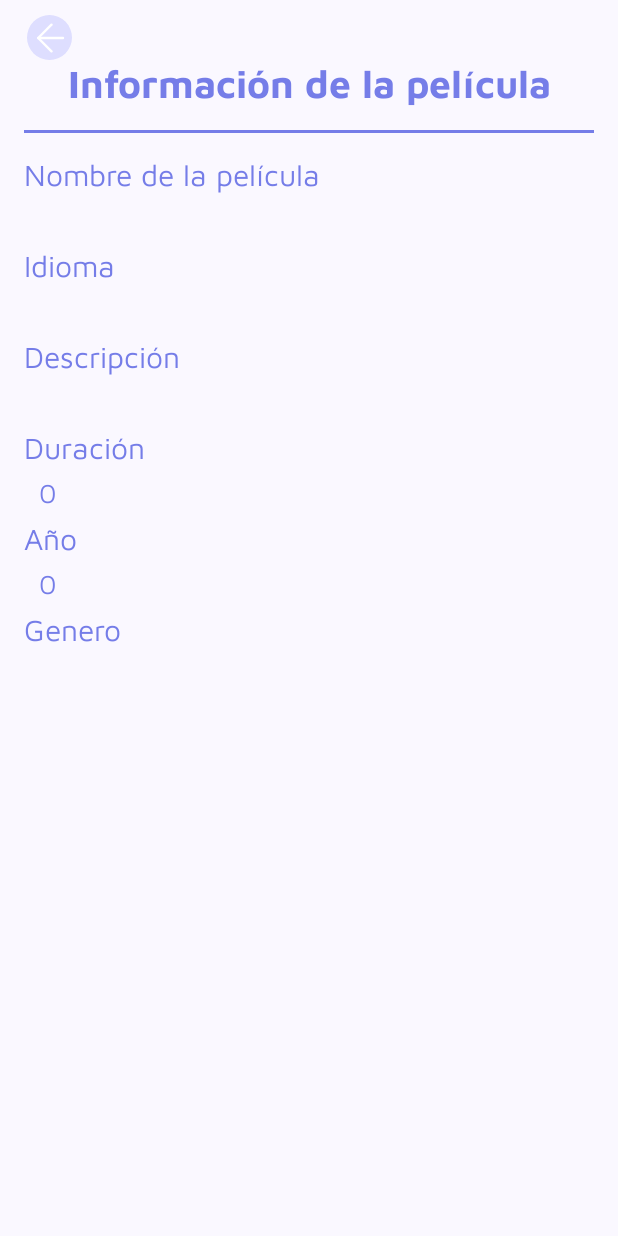
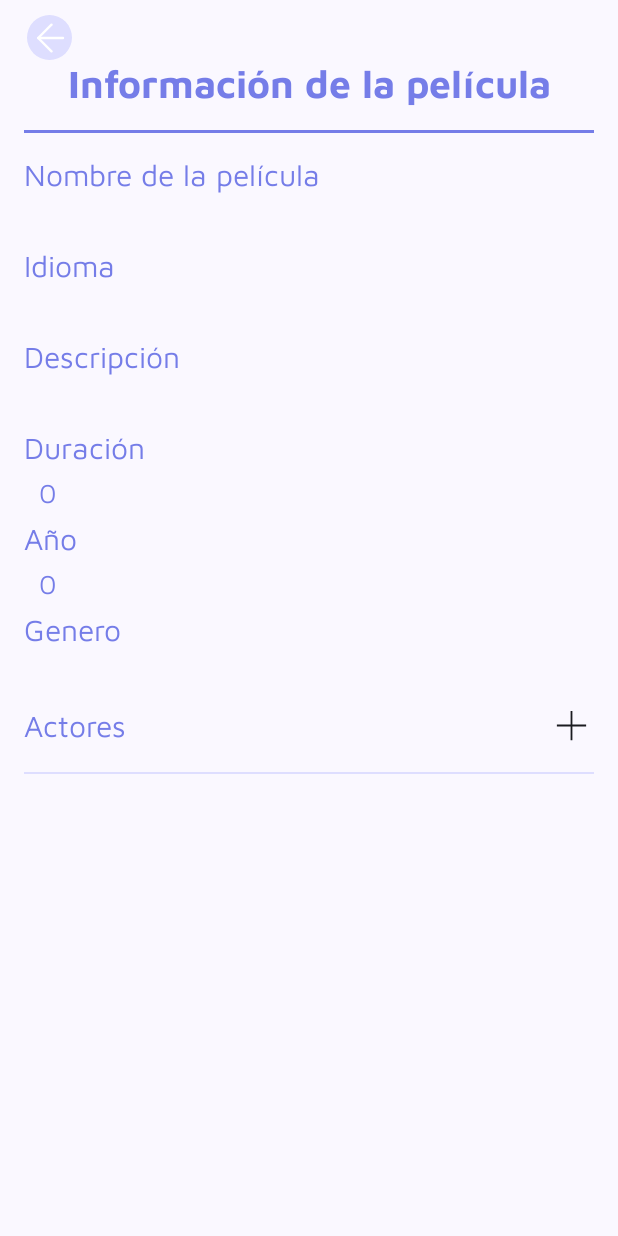
Before and after one commit to Pulido1307/PokedexPulidoPrueba, an Android app built with Jetpack Compose: the InfoMoviesScreen screen opened through its navigation route, on a phone screen of 412 x 824 dp. Run offline under Robolectric (Android 15) with nearby library versions, the phone set to English and light mode, and no system bars; our stand-ins replace Dagger/Hilt's generated code, Firebase (no records; nobody signed in at launch, a user with empty details on screens opened directly); 2 statements that could not run were skipped.

Commit message:
vincular actor con movie

```diff
--- a/app/src/main/java/com/antonio/pulido/pokedexpulido/domain/pivotes/Actuar.kt
+++ b/app/src/main/java/com/antonio/pulido/pokedexpulido/domain/pivotes/Actuar.kt
@@ -1,4 +1,4 @@
-package com.tec.crudbasededatos.domain.models.pivotes
+package com.antonio.pulido.pokedexpulido.domain.pivotes
 
 data class Actuar(
     val idActuar:String? ="",
--- /dev/null
+++ b/app/src/main/java/com/antonio/pulido/pokedexpulido/ui/composables/items/ItemInfo.kt
@@ -0,0 +1,97 @@
+package com.antonio.pulido.pokedexpulido.ui.composables.items
+
+import androidx.compose.foundation.clickable
+import androidx.compose.foundation.layout.Arrangement
+import androidx.compose.foundation.layout.Column
+import androidx.compose.foundation.layout.Row
+import androidx.compose.foundation.layout.Spacer
+import androidx.compose.foundation.layout.fillMaxWidth
+import androidx.compose.foundation.layout.height
+import androidx.compose.foundation.layout.size
+import androidx.compose.material3.Divider
+import androidx.compose.material3.Icon
+import androidx.compose.material3.MaterialTheme
+import androidx.compose.material3.Text
+import androidx.compose.runtime.Composable
+import androidx.compose.runtime.getValue
+import androidx.compose.runtime.mutableStateOf
+import androidx.compose.runtime.remember
+import androidx.compose.runtime.setValue
+import androidx.compose.ui.Alignment
+import androidx.compose.ui.Modifier
+import androidx.compose.ui.res.painterResource
+import androidx.compose.ui.text.font.FontWeight
+import androidx.compose.ui.text.style.TextAlign
+import androidx.compose.ui.unit.dp
+import androidx.compose.ui.unit.sp
+import com.antonio.pulido.pokedexpulido.R
+import com.antonio.pulido.pokedexpulido.ui.theme.PrimaryCard
+import com.antonio.pulido.pokedexpulido.ui.theme.Secondary
+
+@Composable
+fun ItemInfo(
+    modifier: Modifier = Modifier,
+    title: String,
+    showEdit: () -> Unit,
+    editActor: () -> Unit,
+    onDissmiDialog: () -> Unit,
+    listOptions: List<String>,
+    onChangeText: (String) -> Unit,
+    titleDialog: String,
+    content: @Composable () -> Unit
+) {
+    var isExpanded by remember { mutableStateOf(false) }
+
+    Column(modifier = modifier.fillMaxWidth()) {
+        Row(
+            modifier = modifier
+                .fillMaxWidth()
+                .clickable {
+                    isExpanded = !isExpanded
+                },
+            verticalAlignment = Alignment.CenterVertically
+        ) {
+            Text(
+                text = title,
+                textAlign = TextAlign.Start,
+                style = MaterialTheme.typography.titleLarge.copy(
+                    color = Secondary,
+                    fontSize = 20.sp,
+                    fontWeight = FontWeight.Normal
+                ),
+                modifier = modifier.weight(1f)
+            )
+
+            Icon(
+                painter = painterResource(id = if (isExpanded) R.drawable.ic_cross else R.drawable.ic_add),
+                contentDescription = "",
+                modifier = modifier.size(30.dp)
+            )
+        }
+
+        if (isExpanded) {
+            Row(modifier = modifier.fillMaxWidth(), horizontalArrangement = Arrangement.End) {
+                Icon(
+                    painter = painterResource(id = R.drawable.twotone_edit_24),
+                    contentDescription = "",
+                    modifier = modifier
+                        .size(30.dp)
+                        .clickable {
+                            showEdit()
+                        }
+                )
+            }
+            Spacer(modifier = modifier.height(8.dp))
+            content()
+        }
+
+        Spacer(modifier = modifier.height(16.dp))
+
+        Divider(
+            thickness = 1.dp,
+            color = PrimaryCard
+        )
+        Spacer(modifier = modifier.height(8.dp))
+
+    }
+}
--- a/app/src/main/java/com/antonio/pulido/pokedexpulido/ui/movies/movies/info/InfoMoviesScreen.kt
+++ b/app/src/main/java/com/antonio/pulido/pokedexpulido/ui/movies/movies/info/InfoMoviesScreen.kt
@@ -37,6 +37,8 @@ import androidx.compose.ui.unit.sp
 import androidx.hilt.navigation.compose.hiltViewModel
 import androidx.navigation.NavController
 import com.antonio.pulido.pokedexpulido.R
+import com.antonio.pulido.pokedexpulido.ui.composables.items.ItemInfo
+import com.antonio.pulido.pokedexpulido.ui.movies.composables.dialogs.actors.EditarActor
 import com.antonio.pulido.pokedexpulido.ui.theme.PrimaryCard
 import com.antonio.pulido.pokedexpulido.ui.theme.Secondary
 
@@ -115,6 +117,67 @@ fun InfoMoviesScreen(
             CellInfo(title = "Año", info = "${uiState.pelicula.year}")
 
             CellInfo(title = "Genero", info = "${uiState.pelicula.genero}")
+
+            ItemInfo(
+                title = "Actores", content = {
+                    uiState.actoresInvolucrados.forEachIndexed { index, actor ->
+                        Text(
+                            text =
+                            "${index + 1}.- Nombre: ${actor.nombre}\n\t\tNacionalidad: ${actor.nacionalidad}\n\t\tEdad: ${actor.edad}",
+                            textAlign = TextAlign.Start,
+                            style = MaterialTheme.typography.titleLarge.copy(
+                                color = Secondary,
+                                fontSize = 18.sp,
+                                fontWeight = FontWeight.Light
+                            ),
+                            modifier = modifier.padding(horizontal = 10.dp)
+                        )
+                        Spacer(modifier = modifier.height(4.dp))
+                    }
+                },
+                listOptions = uiState.actores.map { it.nombre ?: "" },
+                onChangeText = {
+                    viewModel.onEvent(InfoMoviesViewEvent.OnChangeActorText(it))
+                },
+                onDissmiDialog = {
+                    viewModel.onEvent(InfoMoviesViewEvent.HiddenEditActor)
+                },
+                showEdit = {
+                    viewModel.onEvent(InfoMoviesViewEvent.ShowEditActor)
+                },
+                titleDialog = "Actor",
+                editActor = {
+                    viewModel.onEvent(InfoMoviesViewEvent.EditActor)
+                }
+            )
+
+//            ItemInfo(title = "Director") {
+//
+//            }
+//
+//            ItemInfo(title = "Productora") {
+//
+//            }
+//
+//            ItemInfo(title = "Reseñas") {
+//
+//            }
+
+
+        }
+    }
+
+    when {
+        uiState.showEditActor -> {
+            EditarActor(
+                onDismissDialog = { viewModel.onEvent(InfoMoviesViewEvent.HiddenEditActor) },
+                options = uiState.actores.map { it.nombre ?: "" },
+                onTextChange = { viewModel.onEvent(InfoMoviesViewEvent.OnChangeActorText(it)) },
+                value = uiState.actorSeleccionado,
+                title = "Actor"
+            ) {
+                viewModel.onEvent(InfoMoviesViewEvent.EditActor)
+            }
         }
     }
 }
--- a/app/src/main/java/com/antonio/pulido/pokedexpulido/ui/movies/movies/info/InfoMoviesViewEvent.kt
+++ b/app/src/main/java/com/antonio/pulido/pokedexpulido/ui/movies/movies/info/InfoMoviesViewEvent.kt
@@ -1,5 +1,10 @@
 package com.antonio.pulido.pokedexpulido.ui.movies.movies.info
 
 sealed interface InfoMoviesViewEvent {
-    data class GetInfo(val id: String): InfoMoviesViewEvent
+    object ShowEditActor : InfoMoviesViewEvent
+    object HiddenEditActor : InfoMoviesViewEvent
+    object EditActor : InfoMoviesViewEvent
+    object DeleteInfoMovie : InfoMoviesViewEvent
+    data class GetInfo(val id: String) : InfoMoviesViewEvent
+    data class OnChangeActorText(val text: String) : InfoMoviesViewEvent
 }
--- a/app/src/main/java/com/antonio/pulido/pokedexpulido/ui/movies/movies/info/InfoMoviesViewModel.kt
+++ b/app/src/main/java/com/antonio/pulido/pokedexpulido/ui/movies/movies/info/InfoMoviesViewModel.kt
@@ -1,10 +1,18 @@
 package com.antonio.pulido.pokedexpulido.ui.movies.movies.info
 
 import android.app.Application
+import android.util.Log
 import android.widget.Toast
+import com.antonio.pulido.pokedexpulido.domain.entidades.Actor
+import com.antonio.pulido.pokedexpulido.domain.entidades.Director
 import com.antonio.pulido.pokedexpulido.domain.entidades.Pelicula
+import com.antonio.pulido.pokedexpulido.domain.entidades.Productora
+import com.antonio.pulido.pokedexpulido.domain.pivotes.Actuar
 import com.antonio.pulido.pokedexpulido.viewmodel.BaseViewModel
+import com.google.firebase.database.DataSnapshot
+import com.google.firebase.database.DatabaseError
 import com.google.firebase.database.DatabaseReference
+import com.google.firebase.database.ValueEventListener
 import com.google.firebase.database.ktx.database
 import com.google.firebase.ktx.Firebase
 import dagger.hilt.android.lifecycle.HiltViewModel
@@ -15,6 +23,14 @@ class InfoMoviesViewModel @Inject constructor(
     application: Application
 ) : BaseViewModel(application) {
     private var dataBase: DatabaseReference = Firebase.database.getReference("Peliculas")
+    private var dataBaseActores: DatabaseReference = Firebase.database.getReference("Actores")
+    private var dataBaseDirector: DatabaseReference = Firebase.database.getReference("Director")
+    private var dataBaseProductores: DatabaseReference =
+        Firebase.database.getReference("Productores")
+    private var dataBaseActuar: DatabaseReference = Firebase.database.getReference("Actuar")
+    private var dataBaseDirigir: DatabaseReference = Firebase.database.getReference("Dirigir")
+    private var dataBaseProducir: DatabaseReference = Firebase.database.getReference("Producir")
+    private var dataBaseResenar: DatabaseReference = Firebase.database.getReference("Resenar")
 
     init {
         initViewState(InfoMoviesViewState())
@@ -22,7 +38,62 @@ class InfoMoviesViewModel @Inject constructor(
 
     fun onEvent(event: InfoMoviesViewEvent) {
         when (event) {
+            InfoMoviesViewEvent.DeleteInfoMovie -> deleteMovie()
             is InfoMoviesViewEvent.GetInfo -> getInfo(event.id)
+            is InfoMoviesViewEvent.OnChangeActorText -> onChangeActorText(event.text)
+            InfoMoviesViewEvent.HiddenEditActor -> setEditActor(false)
+            InfoMoviesViewEvent.ShowEditActor -> setEditActor(true)
+            InfoMoviesViewEvent.EditActor -> editActor()
+        }
+    }
+
+    private fun editActor() {
+        val state = currentViewState<InfoMoviesViewState>()
+        val idPush = dataBase.push().key
+
+        val actuar = Actuar(
+            idActuar = idPush,
+            idActor = state.actores.find { it.nombre == state.actorSeleccionado }?.dni?:"",
+            codigo = state.id
+        )
+
+        dataBaseActuar.child(idPush ?:"").setValue(actuar).addOnSuccessListener {
+            Toast.makeText(getApplication(), "¡Nuevo Actor agregado!", Toast.LENGTH_LONG).show()
+            updateViewState(
+                state.copy(
+                    showEditActor = false
+                )
+            )
+            getActuaciones()
+        }.addOnFailureListener {
+            Toast.makeText(getApplication(), "¡Fallo la pelicula!", Toast.LENGTH_LONG).show()
+            Log.i("Polar dice error", "prueba: ${it.message}")
+        }
+    }
+
+    private fun setEditActor(value: Boolean) {
+        updateViewState(
+            currentViewState<InfoMoviesViewState>().copy(
+                showEditActor = value
+            )
+        )
+    }
+
+    private fun onChangeActorText(text: String) {
+        updateViewState(
+            currentViewState<InfoMoviesViewState>().copy(
+                actorSeleccionado = text
+            )
+        )
+    }
+
+
+    private fun deleteMovie() {
+        val state = currentViewState<InfoMoviesViewState>()
+        dataBase.child(state.id).removeValue().addOnSuccessListener {
+            Toast.makeText(getApplication(), "Película borrada", Toast.LENGTH_SHORT).show()
+        }.addOnFailureListener {
+            Toast.makeText(getApplication(), "Error ${it.message}", Toast.LENGTH_SHORT).show()
         }
     }
 
@@ -37,12 +108,129 @@ class InfoMoviesViewModel @Inject constructor(
                 updateViewState(
                     currentViewState<InfoMoviesViewState>().copy(
                         pelicula = it.getValue(Pelicula::class.java) ?: Pelicula(),
-                        isLoading = false
+                        isLoading = false,
+                        id = id
                     )
                 )
             }
+
+            getDirectores()
         }.addOnFailureListener {
             Toast.makeText(getApplication(), "Error ${it.message}", Toast.LENGTH_SHORT).show()
         }
     }
+
+    private fun getDirectores() {
+        val directoresLista: ArrayList<Director> = arrayListOf()
+        dataBaseDirector.addValueEventListener(object : ValueEventListener {
+            override fun onDataChange(snapshot: DataSnapshot) {
+                if (snapshot.exists()) {
+                    for (director in snapshot.children) {
+                        val directorActual = director.getValue(Director::class.java)
+                        directoresLista.add(directorActual ?: Director())
+                    }
+                }
+
+                updateViewState(
+                    currentViewState<InfoMoviesViewState>().copy(
+                        directores = directoresLista
+                    )
+                )
+
+                getActores()
+            }
+
+            override fun onCancelled(error: DatabaseError) {
+                Toast.makeText(getApplication(), "Error ${error}", Toast.LENGTH_SHORT).show()
+
+            }
+
+        })
+    }
+
+    private fun getActores() {
+        val actorLista: ArrayList<Actor> = arrayListOf()
+        dataBaseActores.addValueEventListener(object : ValueEventListener {
+            override fun onDataChange(snapshot: DataSnapshot) {
+                if (snapshot.exists()) {
+                    for (actor in snapshot.children) {
+                        val actorActual = actor.getValue(Actor::class.java)
+                        actorLista.add(actorActual ?: Actor())
+                    }
+                }
+
+                updateViewState(
+                    currentViewState<InfoMoviesViewState>().copy(
+                        actores = actorLista
+                    )
+                )
+                getProductores()
+            }
+
+            override fun onCancelled(error: DatabaseError) {
+                Toast.makeText(getApplication(), "Error ${error}", Toast.LENGTH_SHORT).show()
+
+            }
+
+        })
+    }
+
+    private fun getProductores() {
+        val productoresLista: ArrayList<Productora> = arrayListOf()
+        dataBaseProductores.addValueEventListener(object : ValueEventListener {
+            override fun onDataChange(snapshot: DataSnapshot) {
+                if (snapshot.exists()) {
+                    for (productor in snapshot.children) {
+                        val productoraActual = productor.getValue(Productora::class.java)
+                        productoresLista.add(productoraActual ?: Productora())
+                    }
+                }
+                getActuaciones()
+            }
+
+            override fun onCancelled(error: DatabaseError) {
+                Toast.makeText(getApplication(), "Error ${error}", Toast.LENGTH_SHORT).show()
+
+            }
+
+        })
+    }
+
+    private fun getActuaciones() {
+        val state = currentViewState<InfoMoviesViewState>()
+        val actores = state.actores
+        val actuaciones: ArrayList<Actuar> = arrayListOf()
+        val actoresInvolucrados: ArrayList<Actor> = arrayListOf()
+        dataBaseActuar.addValueEventListener(object : ValueEventListener {
+            override fun onDataChange(snapshot: DataSnapshot) {
+                if (snapshot.exists()) {
+                    for (actuacion in snapshot.children) {
+                        val actuacionActual = actuacion.getValue(Actuar::class.java)
+                        if (state.id == actuacionActual?.codigo) {
+                            actuaciones.add(actuacionActual ?: Actuar())
+                        }
+                    }
+                }
+
+
+                for (actor in actores) {
+                    if (actuaciones.any { it.idActor == actor.dni }) {
+                        actoresInvolucrados.add(actor)
+                    }
+                }
+
+                updateViewState(
+                    state.copy(
+                        actoresInvolucrados = actoresInvolucrados
+                    )
+                )
+
+            }
+
+            override fun onCancelled(error: DatabaseError) {
+                Toast.makeText(getApplication(), "Error ${error}", Toast.LENGTH_SHORT).show()
+            }
+
+        })
+    }
 }
--- a/app/src/main/java/com/antonio/pulido/pokedexpulido/ui/movies/movies/info/InfoMoviesViewState.kt
+++ b/app/src/main/java/com/antonio/pulido/pokedexpulido/ui/movies/movies/info/InfoMoviesViewState.kt
@@ -1,10 +1,27 @@
 package com.antonio.pulido.pokedexpulido.ui.movies.movies.info
 
+import com.antonio.pulido.pokedexpulido.domain.entidades.Actor
+import com.antonio.pulido.pokedexpulido.domain.entidades.Director
 import com.antonio.pulido.pokedexpulido.domain.entidades.Pelicula
+import com.antonio.pulido.pokedexpulido.domain.entidades.Productora
 import com.antonio.pulido.pokedexpulido.viewstate.ViewState
 
 data class InfoMoviesViewState(
     val isLoading: Boolean = false,
+    val id: String = "",
+    val successDelete: Boolean = false,
 
     val pelicula: Pelicula = Pelicula(),
+
+    val actores: List<Actor> = listOf(),
+    val directores: List<Director> = listOf(),
+    val produtores: List<Productora> = listOf(),
+
+    val actoresInvolucrados: List<Actor> = listOf(),
+    val actorSeleccionado: String = "",
+    val showEditActor: Boolean = false,
+
+    val dirigir: List<Director> = listOf(),
+    val producidas: List<Productora> = listOf(),
+
 ): ViewState()
--- /dev/null
+++ b/app/src/main/res/drawable/ic_add.xml
@@ -0,0 +1,13 @@
+<vector xmlns:android="http://schemas.android.com/apk/res/android"
+    android:width="40dp"
+    android:height="40dp"
+    android:viewportWidth="40"
+    android:viewportHeight="40">
+  <group>
+    <clip-path
+        android:pathData="M0,0h40v40h-40z"/>
+    <path
+        android:pathData="M19.202,20.798H7V19.202H19.202V7H20.798V19.202H33V20.798H20.798V33H19.202V20.798Z"
+        android:fillColor="#1C1B1F"/>
+  </group>
+</vector>
--- /dev/null
+++ b/app/src/main/res/drawable/ic_cross.xml
@@ -0,0 +1,13 @@
+<vector xmlns:android="http://schemas.android.com/apk/res/android"
+    android:width="40dp"
+    android:height="40dp"
+    android:viewportWidth="40"
+    android:viewportHeight="40">
+  <group>
+    <clip-path
+        android:pathData="M0,0h40v40h-40z"/>
+    <path
+        android:pathData="M20,21.129L11.372,29.757L10.243,28.628L18.871,20L10.243,11.372L11.372,10.243L20,18.871L28.628,10.243L29.757,11.372L21.129,20L29.757,28.628L28.628,29.757L20,21.129Z"
+        android:fillColor="#1C1B1F"/>
+  </group>
+</vector>
--- /dev/null
+++ b/app/src/main/res/drawable/twotone_edit_24.xml
@@ -0,0 +1,7 @@
+<vector xmlns:android="http://schemas.android.com/apk/res/android" android:height="24dp" android:tint="#000000" android:viewportHeight="24" android:viewportWidth="24" android:width="24dp">
+
+    <path android:fillAlpha="0.3" android:fillColor="@android:color/white" android:pathData="M5,18.08V19h0.92l9.06,-9.06 -0.92,-0.92z" android:strokeAlpha="0.3"/>
+
+    <path android:fillColor="@android:color/white" android:pathData="M20.71,7.04c0.39,-0.39 0.39,-1.02 0,-1.41l-2.34,-2.34c-0.2,-0.2 -0.45,-0.29 -0.71,-0.29s-0.51,0.1 -0.7,0.29l-1.83,1.83 3.75,3.75 1.83,-1.83zM3,17.25V21h3.75L17.81,9.94l-3.75,-3.75L3,17.25zM5.92,19H5v-0.92l9.06,-9.06 0.92,0.92L5.92,19z"/>
+
+</vector>
```
Also changed, not shown: app/src/main/java/com/antonio/pulido/pokedexpulido/domain/entidades/Actor.kt (+4 -5 lines), app/src/main/java/com/antonio/pulido/pokedexpulido/ui/movies/composables/dialogs/actors/EditarActor.kt (added, +71 -0 lines).
